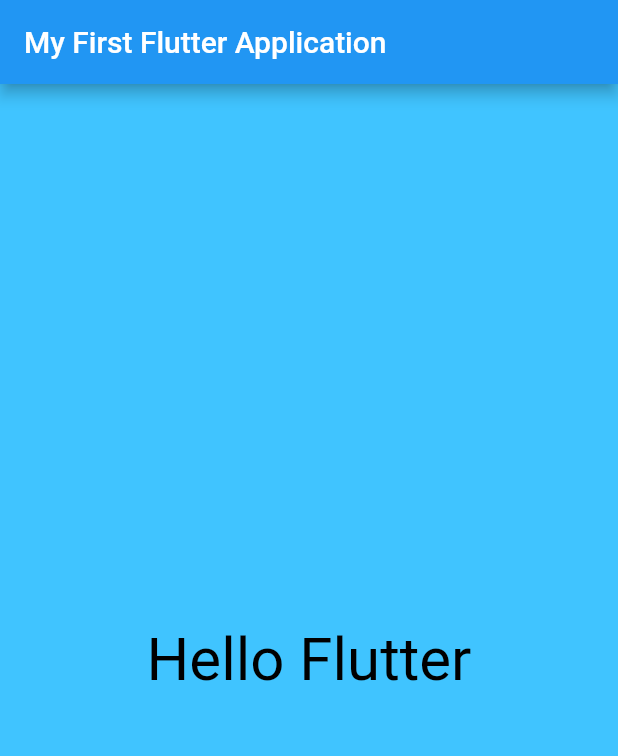
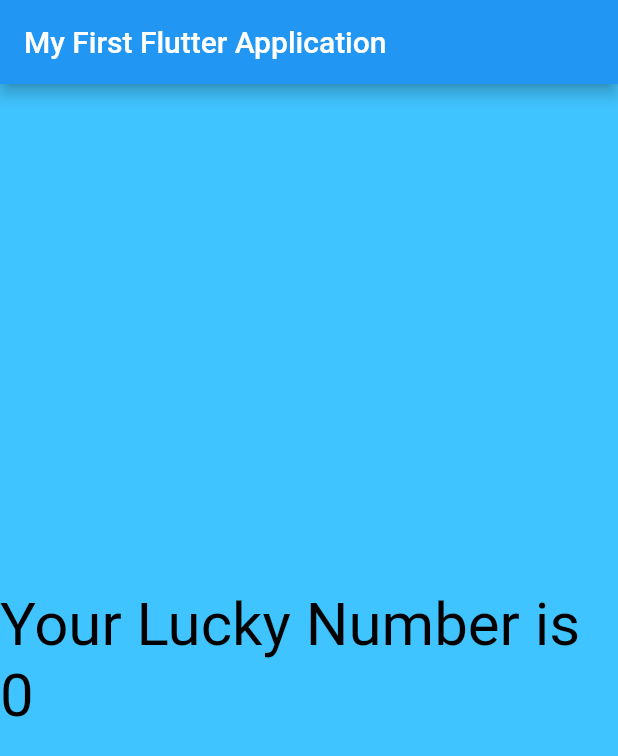
Before and after one commit to samii9914/flutter_app, a Flutter app: the screen it shows after launch, on a phone screen of 412 x 824 dp. Shown: the top 756 px of the screen. Run offline on Flutter 3.47's test engine with Material 2 defaults, Android fonts, the phone set to English and light mode, and no system bars.

Commit message:
added the code for luckynumber generator

```diff
--- a/lib/app_screens/first_screen.dart
+++ b/lib/app_screens/first_screen.dart
@@ -1,3 +1,5 @@
+import 'dart:math';
+
 import "package:flutter/material.dart";
 import 'package:flutter/src/foundation/diagnostics.dart';
 
@@ -8,7 +10,7 @@ class firstScreen extends StatelessWidget {
         color:Colors.lightBlueAccent,
         child:Center(
             child:Text(
-                "Hello Flutter",
+                "${generateLuckyNumber()}",
                 textDirection: TextDirection.ltr,
                 style: TextStyle(color:Colors.black,fontSize: 40.0)
             )
@@ -17,6 +19,12 @@ class firstScreen extends StatelessWidget {
 
   }
 
+  String generateLuckyNumber() {
+    var random = Random();
+    int luckynumber=random.nextInt(10);
+    return "Your Lucky Number is ${luckynumber}";
+  }
+
 
 
 }
```
Also changed, not shown: lib/main.dart (line endings or trailing spaces).
